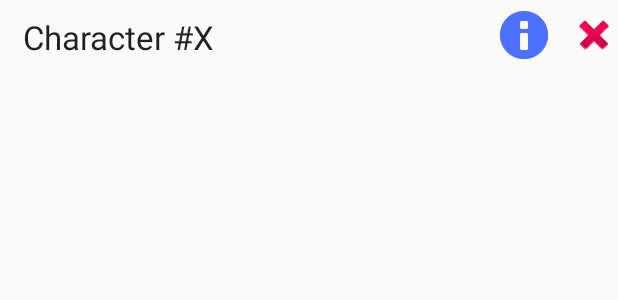
After one commit to vfpimenta/dm-studio, an Android app: the layout view_character_layout.xml on its own in the app's theme, with its tools: preview values and no code run, on a phone screen of 412 x 824 dp. The commit adds this screen. Shown: the top 300 px of the screen. Run offline under Robolectric (Android 15) with nearby library versions, the phone set to English and light mode, and no system bars.

Commit message:
Added info button to character view.

```diff
--- /dev/null
+++ b/app/src/main/res/layout/view_character_layout.xml
@@ -0,0 +1,38 @@
+<?xml version="1.0" encoding="utf-8"?>
+<LinearLayout xmlns:android="http://schemas.android.com/apk/res/android"
+    android:layout_width="match_parent"
+    android:layout_height="wrap_content"
+    android:orientation="horizontal"
+    android:weightSum="3">
+
+    <TextView
+        android:id="@+id/character_label"
+        xmlns:android="http://schemas.android.com/apk/res/android"
+        android:layout_width="wrap_content"
+        android:layout_height="wrap_content"
+        android:paddingTop="10dip"
+        android:paddingBottom="10dip"
+        android:paddingLeft="15dip"
+        android:text="Character #X"
+        android:textAppearance="?android:attr/textAppearanceLarge"
+        android:layout_weight="3"/>
+
+    <ImageButton
+        android:id="@+id/character_info"
+        android:layout_width="wrap_content"
+        android:layout_height="wrap_content"
+        android:background="@null"
+        android:paddingTop="7.5dip"
+        android:paddingRight="7.5dip"
+        android:src="@android:drawable/ic_dialog_info"
+        android:tint="#4c70ff" />
+
+    <ImageButton
+        android:id="@+id/remove_character"
+        android:paddingTop="7.5dip"
+        android:paddingLeft="7.5dip"
+        android:layout_width="wrap_content"
+        android:layout_height="wrap_content"
+        android:src="@android:drawable/ic_delete"
+        android:background="@null" />
+</LinearLayout>
--- a/app/src/main/res/values/strings.xml
+++ b/app/src/main/res/values/strings.xml
@@ -84,4 +84,9 @@
     <string name="item_form_title">Create new item</string>
     <string name="note_form_title">Create riddle or note</string>
 
+    <string name="character_info">Character info</string>
+    <string name="location_info">Location info</string>
+    <string name="item_info">Item info</string>
+    <string name="note_info">Note info</string>
+
 </resources>
```
Also changed, not shown: app/src/main/java/vfpimenta/dungeonmasterstudio/fragments/CampaignNotesFragment.java (+31 -9 lines).
